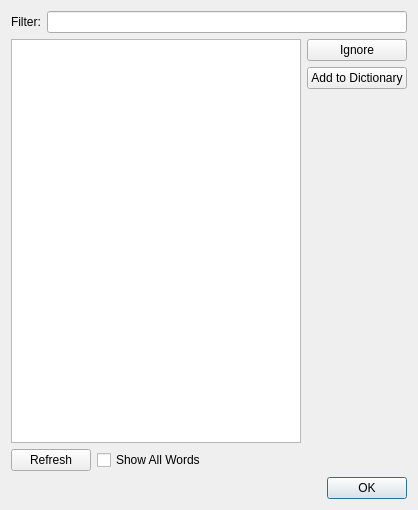
Before: the Qt Designer form src/Sigil/Form_Files/SpellcheckEditor.ui in Sigil-Ebook/Sigil, drawn with Qt 5.
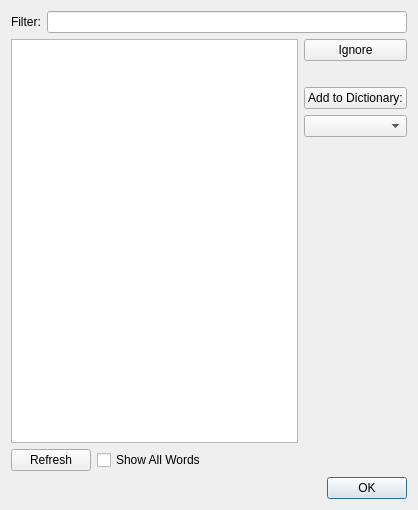
After: the same form once the commit is applied.

Commit message: Implemented issue 1949: Add support for multiple active user dictionaries.

The edit to the form file:
```diff
--- a/src/Sigil/Form_Files/SpellcheckEditor.ui
+++ b/src/Sigil/Form_Files/SpellcheckEditor.ui
@@ -51,7 +51,7 @@
       </widget>
      </item>
      <item>
-      <layout class="QVBoxLayout" name="verticalLayout" stretch="0,0,0">
+      <layout class="QVBoxLayout" name="verticalLayout" stretch="0,0,0,0,0">
        <item>
         <widget class="QPushButton" name="Ignore">
          <property name="text">
@@ -59,10 +59,56 @@
          </property>
         </widget>
        </item>
+       <item>
+        <spacer name="verticalSpacer_2">
+         <property name="orientation">
+          <enum>Qt::Vertical</enum>
+         </property>
+         <property name="sizeType">
+          <enum>QSizePolicy::Fixed</enum>
+         </property>
+         <property name="sizeHint" stdset="0">
+          <size>
+           <width>20</width>
+           <height>20</height>
+          </size>
+         </property>
+        </spacer>
+       </item>
        <item>
         <widget class="QPushButton" name="Add">
+         <property name="sizePolicy">
+          <sizepolicy hsizetype="Preferred" vsizetype="Fixed">
+           <horstretch>0</horstretch>
+           <verstretch>0</verstretch>
+          </sizepolicy>
+         </property>
          <property name="text">
-          <string>Add to Dictionary</string>
+          <string>Add to Dictionary:</string>
+         </property>
+         <property name="toolTip">
+          <string>Add the selected words to the
+dictionary below.
+
+The dictionaries listed are those 
+that are marked "use" in Preferences.
+</string>
+         </property>
+        </widget>
+       </item>
+       <item>
+        <widget class="QComboBox" name="Dictionaries">
+         <property name="sizePolicy">
+          <sizepolicy hsizetype="Preferred" vsizetype="Fixed">
+           <horstretch>0</horstretch>
+           <verstretch>0</verstretch>
+          </sizepolicy>
+         </property>
+         <property name="maximumSize">
+          <size>
+           <width>150</width>
+           <height>16777215</height>
+          </size>
          </property>
         </widget>
        </item>
```
Left out of the diff: 4 changed lines with no effect on the pictures. The commit also changes 13 other files.
